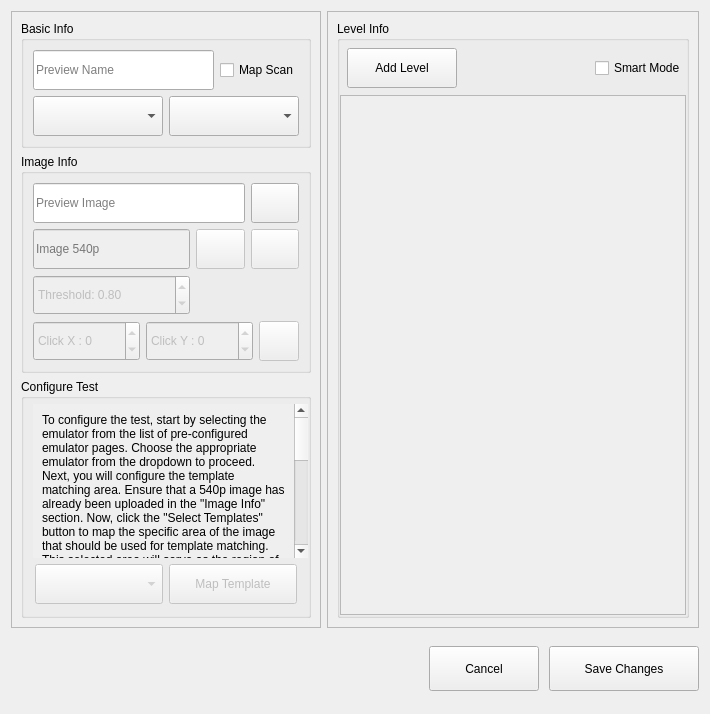
Old version of the form gui/ui_files/monster_edit_dialog.ui in the repository evsahal/TaskEX.
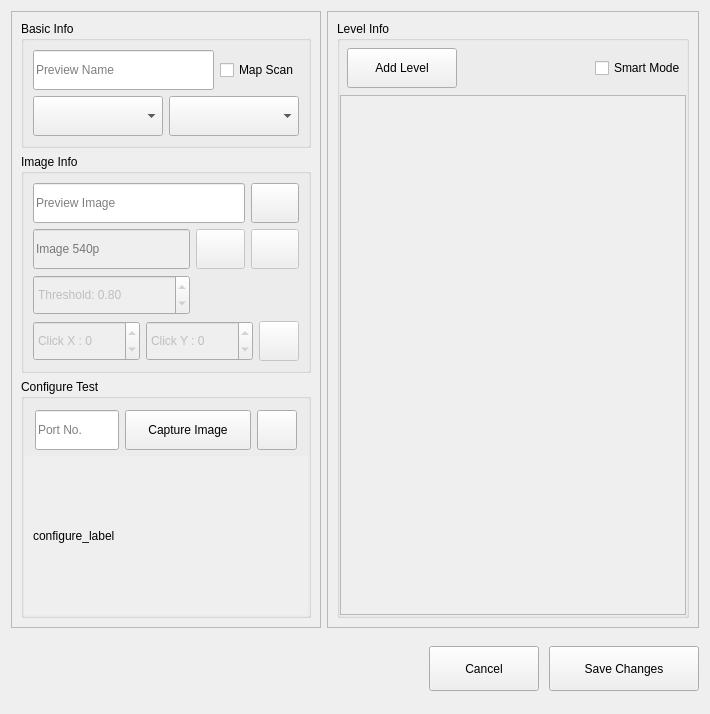
New version of the form. Icons and pictures are not drawn.

Commit message: monster edit dialog selection tool partially done

Diff of the .ui file:
```diff
--- a/gui/ui_files/monster_edit_dialog.ui
+++ b/gui/ui_files/monster_edit_dialog.ui
@@ -488,7 +488,7 @@
               <property name="title">
                <string>Configure Test</string>
               </property>
-              <layout class="QVBoxLayout" name="verticalLayout_2" stretch="8,2">
+              <layout class="QVBoxLayout" name="verticalLayout_2" stretch="1,8">
                <property name="leftMargin">
                 <number>0</number>
                </property>
@@ -501,7 +501,88 @@
                <property name="bottomMargin">
                 <number>0</number>
                </property>
-               <item alignment="Qt::AlignmentFlag::AlignTop">
+               <item>
+                <widget class="QFrame" name="frame_5">
+                 <property name="sizePolicy">
+                  <sizepolicy hsizetype="Preferred" vsizetype="Expanding">
+                   <horstretch>0</horstretch>
+                   <verstretch>0</verstretch>
+                  </sizepolicy>
+                 </property>
+                 <property name="minimumSize">
+                  <size>
+                   <width>160</width>
+                   <height>0</height>
+                  </size>
+                 </property>
+                 <property name="frameShape">
+                  <enum>QFrame::Shape::NoFrame</enum>
+                 </property>
+                 <property name="frameShadow">
+                  <enum>QFrame::Shadow::Raised</enum>
+                 </property>
+                 <layout class="QHBoxLayout" name="horizontalLayout_8" stretch="2,3,0">
+                  <property name="leftMargin">
+                   <number>11</number>
+                  </property>
+                  <property name="topMargin">
+                   <number>11</number>
+                  </property>
+                  <property name="rightMargin">
+                   <number>11</number>
+                  </property>
+                  <property name="bottomMargin">
+                   <number>0</number>
+                  </property>
+                  <item>
+                   <widget class="QLineEdit" name="port_lineEdit">
+                    <property name="minimumSize">
+                     <size>
+                      <width>0</width>
+                      <height>40</height>
+                     </size>
+                    </property>
+                    <property name="placeholderText">
+                     <string>Port No.</string>
+                    </property>
+                   </widget>
+                  </item>
+                  <item>
+                   <widget class="QPushButton" name="capture_image_btn">
+                    <property name="enabled">
+                     <bool>true</bool>
+                    </property>
+                    <property name="minimumSize">
+                     <size>
+                      <width>0</width>
+                      <height>40</height>
+                     </size>
+                    </property>
+                    <property name="text">
+                     <string>Capture Image</string>
+                    </property>
+                   </widget>
+                  </item>
+                  <item>
+                   <widget class="QPushButton" name="lock_btn">
+                    <property name="minimumSize">
+                     <size>
+                      <width>40</width>
+                      <height>40</height>
+                     </size>
+                    </property>
+                    <property name="text">
+                     <string/>
+                    </property>
+                    <property name="checkable">
+                     <bool>true</bool>
+                    </property>
+                   </widget>
+                  </item>
+                 </layout>
+                </widget>
+               </item>
+               <item>
                 <widget class="QFrame" name="frame_3">
                  <property name="sizePolicy">
                   <sizepolicy hsizetype="Preferred" vsizetype="Expanding">
@@ -509,15 +590,21 @@
                    <verstretch>0</verstretch>
                   </sizepolicy>
                  </property>
+                 <property name="styleSheet">
+                  <string notr="true"/>
+                 </property>
                  <property name="frameShape">
                   <enum>QFrame::Shape::NoFrame</enum>
                  </property>
                  <property name="frameShadow">
                   <enum>QFrame::Shadow::Raised</enum>
                  </property>
-                 <layout class="QHBoxLayout" name="horizontalLayout_13">
+                 <layout class="QHBoxLayout" name="horizontalLayout_13" stretch="0">
+                  <property name="leftMargin">
+                   <number>0</number>
+                  </property>
                   <property name="topMargin">
-                   <number>5</number>
+                   <number>0</number>
                   </property>
                   <property name="rightMargin">
                    <number>0</number>
@@ -538,31 +625,21 @@
                       <rect>
                        <x>0</x>
                        <y>0</y>
-                       <width>252</width>
-                       <height>842</height>
+                       <width>280</width>
+                       <height>122</height>
                       </rect>
                      </property>
-                     <layout class="QHBoxLayout" name="horizontalLayout_7">
+                     <property name="sizePolicy">
+                      <sizepolicy hsizetype="Preferred" vsizetype="Expanding">
+                       <horstretch>0</horstretch>
+                       <verstretch>0</verstretch>
+                      </sizepolicy>
+                     </property>
+                     <layout class="QHBoxLayout" name="horizontalLayout_5">
                       <item>
-                       <widget class="QLabel" name="label">
-                        <property name="minimumSize">
-                         <size>
-                          <width>0</width>
-                          <height>80</height>
-                         </size>
-                        </property>
+                       <widget class="QLabel" name="configure_label">
                         <property name="text">
-                         <string>To configure the test, start by selecting the emulator from the list of pre-configured emulator pages. Choose the appropriate emulator from the dropdown to proceed. Next, you will configure the template matching area. Ensure that a 540p image has already been uploaded in the &quot;Image Info&quot; section. Now, click the &quot;Select Templates&quot; button to map the specific area of the image that should be used for template matching. This selected area will serve as the region of interest for the bot's matching algorithm. It's important to configure the template area properly.
-
-After defining the template area, use the magnifier icon to help find the optimal threshold value. This tool captures real-time gameplay, allowing you to fine-tune the threshold settings to ensure accurate detection of the boss in the game. Adjust the threshold value accordingly, as it will affect the precision of the template matching.
-
-Finally, configure the click position by clicking the button next to the click position field. This operation simulates a click to test whether it lands directly on the boss or if any adjustment is needed. By fine-tuning the click position, you can ensure the bot accurately targets the in-game boss for interactions.</string>
-                        </property>
-                        <property name="scaledContents">
-                         <bool>true</bool>
-                        </property>
-                        <property name="wordWrap">
-                         <bool>true</bool>
+                         <string>configure_label</string>
                         </property>
                        </widget>
                       </item>
@@ -573,74 +650,6 @@
                  </layout>
                 </widget>
                </item>
-               <item>
-                <widget class="QFrame" name="frame_5">
-                 <property name="sizePolicy">
-                  <sizepolicy hsizetype="Preferred" vsizetype="Expanding">
-                   <horstretch>0</horstretch>
-                   <verstretch>0</verstretch>
-                  </sizepolicy>
-                 </property>
-                 <property name="minimumSize">
-                  <size>
-                   <width>160</width>
-                   <height>0</height>
-                  </size>
-                 </property>
-                 <property name="frameShape">
-                  <enum>QFrame::Shape::NoFrame</enum>
-                 </property>
-                 <property name="frameShadow">
-                  <enum>QFrame::Shadow::Raised</enum>
-                 </property>
-                 <layout class="QHBoxLayout" name="horizontalLayout_8">
-                  <property name="leftMargin">
-                   <number>11</number>
-                  </property>
-                  <property name="topMargin">
-                   <number>0</number>
-                  </property>
-                  <property name="rightMargin">
-                   <number>11</number>
-                  </property>
-                  <property name="bottomMargin">
-                   <number>11</number>
-                  </property>
-                  <item>
-                   <widget class="QComboBox" name="choose_emulator_combo_box">
-                    <property name="enabled">
-                     <bool>false</bool>
-                    </property>
-                    <property name="minimumSize">
-                     <size>
-                      <width>0</width>
-                      <height>40</height>
-                     </size>
-                    </property>
-                    <property name="placeholderText">
-                     <string>Choose Emulator</string>
-                    </property>
-                   </widget>
-                  </item>
-                  <item>
-                   <widget class="QPushButton" name="map_template_btn">
-                    <property name="enabled">
-                     <bool>false</bool>
-                    </property>
-                    <property name="minimumSize">
-                     <size>
-                      <width>0</width>
-                      <height>40</height>
-                     </size>
-                    </property>
-                    <property name="text">
-                     <string>Map Template</string>
-                    </property>
-                   </widget>
-                  </item>
-                 </layout>
-                </widget>
-               </item>
               </layout>
              </widget>
             </item>
```
Left out of the diff: 2 changed lines with no effect on the pictures. The commit also changes 17 other files.
